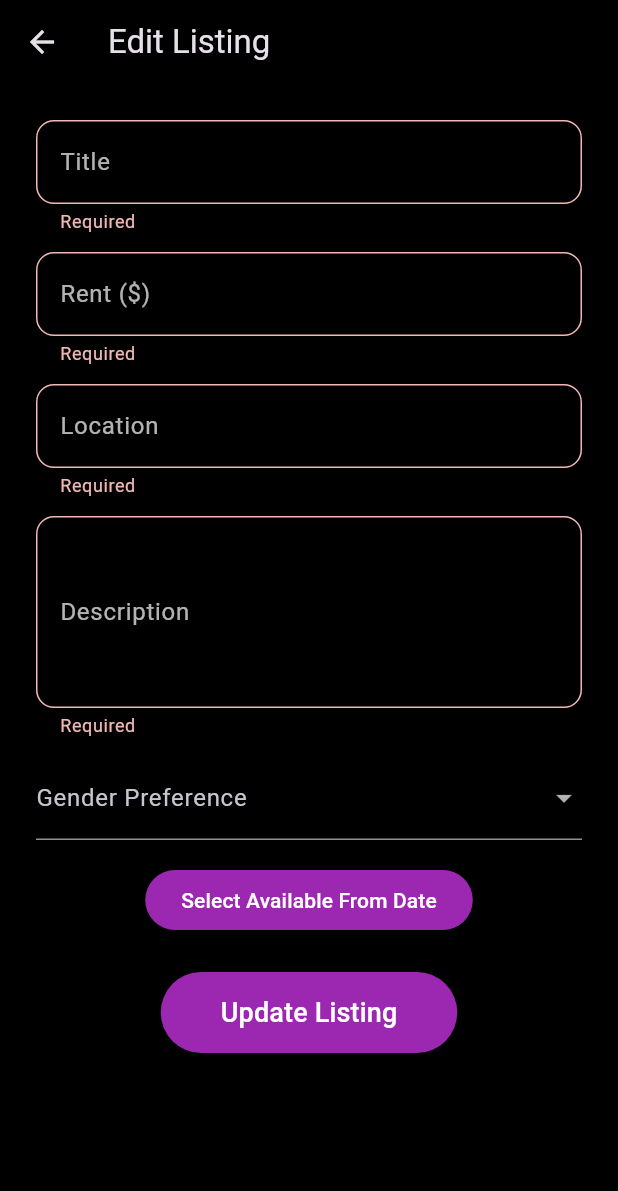
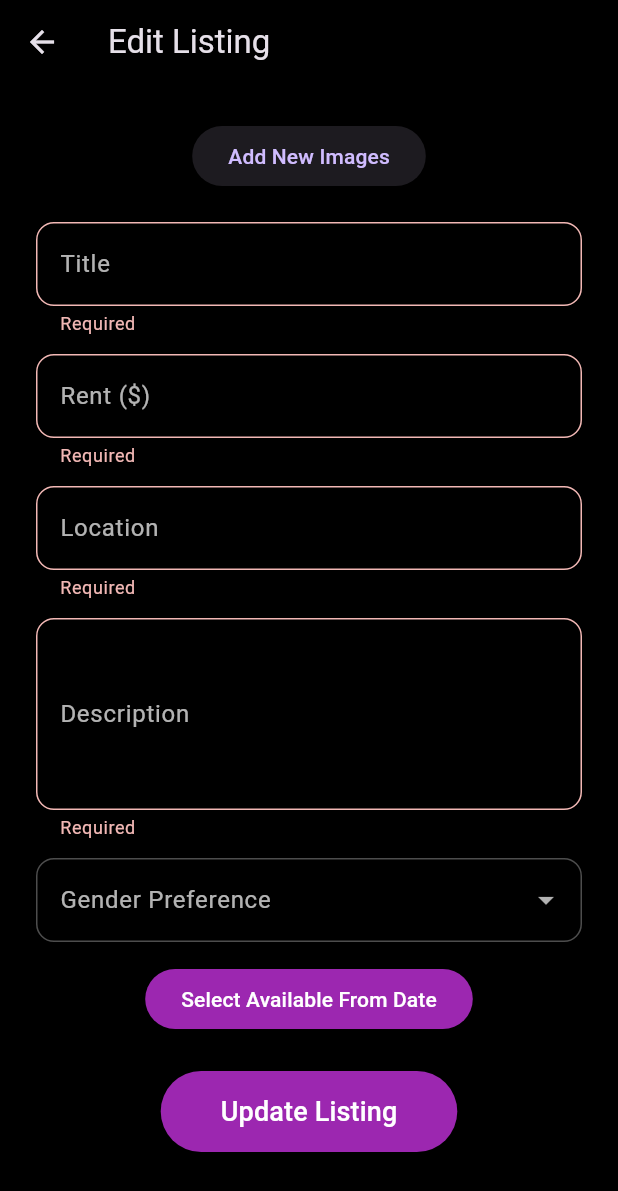
Before and after one commit to theharshitsuri/lease-link-app, a Flutter app: the EditListingScreen screen opened directly with empty values, after a tap on "Update Listing", on a phone screen of 412 x 824 dp. Shown: the top 1191 px of the screen. Run offline on Flutter 3.47's test engine with Material 3 defaults, Android fonts, the phone set to English and light mode, and no system bars; our stand-ins replace google_places_flutter, image_picker, supabase_flutter; accounts and stored records are empty; statements that could not run were skipped.

Commit message:
images update

```diff
--- a/lib/screens/home/edit_listing_screen.dart
+++ b/lib/screens/home/edit_listing_screen.dart
@@ -1,6 +1,9 @@
+import 'dart:io';
 import 'package:flutter/material.dart';
 import 'package:supabase_flutter/supabase_flutter.dart';
 import 'package:intl/intl.dart';
+import 'package:image_picker/image_picker.dart';
+import 'package:path/path.dart' as path;
 
 class EditListingScreen extends StatefulWidget {
   final String listingId;
@@ -35,9 +38,13 @@ class _EditListingScreenState extends State<EditListingScreen> {
   late TextEditingController _rentController;
   late TextEditingController _descriptionController;
 
-  late String _genderPref;
+  List<dynamic> _existingImages = [];
+  List<File> _newImages = [];
+  String _genderPref = 'Any';
   DateTime? _availableDate;
   bool _isSaving = false;
+
+  final ImagePicker _picker = ImagePicker();
 
   @override
   void initState() {
@@ -48,6 +55,39 @@ class _EditListingScreenState extends State<EditListingScreen> {
     _descriptionController = TextEditingController(text: widget.description);
     _genderPref = widget.gender;
     _availableDate = DateFormat.yMMMMd().parse(widget.availableFrom);
+    fetchExistingImages();
+  }
+
+  Future<void> fetchExistingImages() async {
+    final response = await supabase
+        .from('listings')
+        .select('images')
+        .eq('id', widget.listingId)
+        .single();
+
+    setState(() {
+      _existingImages = response['images'] ?? [];
+    });
+  }
+
+  Future<List<String>> _uploadNewImages(List<File> files) async {
+    final urls = <String>[];
+    for (final image in files) {
+      final fileExt = path.extension(image.path);
+      final fileName = '${DateTime.now().millisecondsSinceEpoch}$fileExt';
+      final filePath = fileName;
+
+      final bytes = await image.readAsBytes();
+      await Supabase.instance.client.storage
+          .from('listing-images')
+          .uploadBinary(filePath, bytes, fileOptions: const FileOptions(upsert: true));
+
+      final imageUrl = Supabase.instance.client.storage
+          .from('listing-images')
+          .getPublicUrl(filePath);
+      urls.add(imageUrl);
+    }
+    return urls;
   }
 
   Future<void> _updateListing() async {
@@ -56,6 +96,10 @@ class _EditListingScreenState extends State<EditListingScreen> {
     setState(() => _isSaving = true);
 
     try {
+      List<String> uploadedNew = await _uploadNewImages(_newImages);
+
+      final allImages = [..._existingImages, ...uploadedNew];
+
       await supabase.from('listings').update({
         'title': _titleController.text.trim(),
         'location': _locationController.text.trim(),
@@ -63,12 +107,15 @@ class _EditListingScreenState extends State<EditListingScreen> {
         'description': _descriptionController.text.trim(),
         'gender': _genderPref,
         'available_from': DateFormat.yMMMMd().format(_availableDate!),
+        'images': allImages,
       }).eq('id', widget.listingId);
 
+      if (mounted) {
         ScaffoldMessenger.of(context).showSnackBar(
           const SnackBar(content: Text('Listing updated successfully!')),
         );
         Navigator.pop(context);
+      }
     } catch (e) {
       ScaffoldMessenger.of(context).showSnackBar(
         SnackBar(content: Text('Error: $e')),
@@ -78,6 +125,27 @@ class _EditListingScreenState extends State<EditListingScreen> {
     }
   }
 
+  Future<void> _pickNewImages() async {
+    final picked = await _picker.pickMultiImage();
+    if (picked.isNotEmpty) {
+      setState(() {
+        _newImages.addAll(picked.map((x) => File(x.path)));
+      });
+    }
+  }
+
+  void _removeExistingImage(int index) {
+    setState(() {
+      _existingImages.removeAt(index);
+    });
+  }
+
+  void _removeNewImage(int index) {
+    setState(() {
+      _newImages.removeAt(index);
+    });
+  }
+
   @override
   Widget build(BuildContext context) {
     return Scaffold(
@@ -85,7 +153,6 @@ class _EditListingScreenState extends State<EditListingScreen> {
       appBar: AppBar(
         title: const Text('Edit Listing'),
         backgroundColor: Colors.black,
-        elevation: 0,
       ),
       body: SingleChildScrollView(
         padding: const EdgeInsets.all(24),
@@ -93,23 +160,106 @@ class _EditListingScreenState extends State<EditListingScreen> {
           key: _formKey,
           child: Column(
             children: [
+              if (_existingImages.isNotEmpty)
+                Column(
+                  crossAxisAlignment: CrossAxisAlignment.start,
+                  children: [
+                    const Text('Existing Images', style: TextStyle(color: Colors.white)),
+                    const SizedBox(height: 8),
+                    SizedBox(
+                      height: 100,
+                      child: ListView.separated(
+                        scrollDirection: Axis.horizontal,
+                        itemCount: _existingImages.length,
+                        separatorBuilder: (_, __) => const SizedBox(width: 8),
+                        itemBuilder: (context, index) {
+                          return Stack(
+                            children: [
+                              ClipRRect(
+                                borderRadius: BorderRadius.circular(8),
+                                child: Image.network(
+                                  _existingImages[index],
+                                  width: 100,
+                                  height: 100,
+                                  fit: BoxFit.cover,
+                                ),
+                              ),
+                              Positioned(
+                                right: 0,
+                                top: 0,
+                                child: IconButton(
+                                  icon: const Icon(Icons.close, color: Colors.red),
+                                  onPressed: () => _removeExistingImage(index),
+                                ),
+                              )
+                            ],
+                          );
+                        },
+                      ),
+                    ),
+                    const SizedBox(height: 20),
+                  ],
+                ),
+              if (_newImages.isNotEmpty)
+                Column(
+                  crossAxisAlignment: CrossAxisAlignment.start,
+                  children: [
+                    const Text('New Images', style: TextStyle(color: Colors.white)),
+                    const SizedBox(height: 8),
+                    SizedBox(
+                      height: 100,
+                      child: ListView.separated(
+                        scrollDirection: Axis.horizontal,
+                        itemCount: _newImages.length,
+                        separatorBuilder: (_, __) => const SizedBox(width: 8),
+                        itemBuilder: (context, index) {
+                          return Stack(
+                            children: [
+                              ClipRRect(
+                                borderRadius: BorderRadius.circular(8),
+                                child: Image.file(
+                                  _newImages[index],
+                                  width: 100,
+                                  height: 100,
+                                  fit: BoxFit.cover,
+                                ),
+                              ),
+                              Positioned(
+                                right: 0,
+                                top: 0,
+                                child: IconButton(
+                                  icon: const Icon(Icons.close, color: Colors.red),
+                                  onPressed: () => _removeNewImage(index),
+                                ),
+                              )
+                            ],
+                          );
+                        },
+                      ),
+                    ),
+                    const SizedBox(height: 20),
+                  ],
+                ),
+              ElevatedButton(
+                onPressed: _pickNewImages,
+                child: const Text('Add New Images'),
+              ),
+              const SizedBox(height: 20),
               _buildTextField(_titleController, 'Title'),
               _buildTextField(_rentController, 'Rent (\$)', keyboardType: TextInputType.number),
               _buildTextField(_locationController, 'Location'),
               _buildTextField(_descriptionController, 'Description', maxLines: 4),
-
               DropdownButtonFormField<String>(
                 dropdownColor: Colors.black,
                 value: _genderPref,
+                decoration: _inputDecoration('Gender Preference'),
                 items: ['Any', 'Male', 'Female']
                     .map((g) => DropdownMenuItem(value: g, child: Text(g)))
                     .toList(),
                 onChanged: (val) => setState(() => _genderPref = val!),
-                decoration: const InputDecoration(labelText: 'Gender Preference'),
                 style: const TextStyle(color: Colors.white),
               ),
-
-              const SizedBox(height: 16),
+              const SizedBox(height: 14),
               ElevatedButton(
                 onPressed: () async {
                   DateTime? picked = await showDatePicker(
@@ -139,8 +289,7 @@ class _EditListingScreenState extends State<EditListingScreen> {
                 ),
                 child: _isSaving
                     ? const CircularProgressIndicator(color: Colors.white)
-                    : const Text('Update Listing',
-                        style: TextStyle(fontSize: 18, color: Colors.white)),
+                    : const Text('Update Listing', style: TextStyle(fontSize: 18, color: Colors.white)),
               ),
             ],
           ),
@@ -158,19 +307,24 @@ class _EditListingScreenState extends State<EditListingScreen> {
         keyboardType: keyboardType,
         maxLines: maxLines,
         style: const TextStyle(color: Colors.white),
-        decoration: InputDecoration(
+        decoration: _inputDecoration(label),
+        validator: (val) => val == null || val.trim().isEmpty ? 'Required' : null,
+      ),
+    );
+  }
+
+  InputDecoration _inputDecoration(String label) {
+    return InputDecoration(
       labelText: label,
       labelStyle: const TextStyle(color: Colors.white70),
       border: OutlineInputBorder(borderRadius: BorderRadius.circular(12)),
       enabledBorder: OutlineInputBorder(
         borderRadius: BorderRadius.circular(12),
-              borderSide: const BorderSide(color: Colors.white30)),
+        borderSide: const BorderSide(color: Colors.white30),
+      ),
       focusedBorder: OutlineInputBorder(
         borderRadius: BorderRadius.circular(12),
-              borderSide: const BorderSide(color: Colors.purple)),
-        ),
-        validator: (val) =>
-            val == null || val.trim().isEmpty ? 'Required' : null,
+        borderSide: const BorderSide(color: Colors.purple),
       ),
     );
   }
```
Lines whose indentation alone changed are shown as unchanged.
